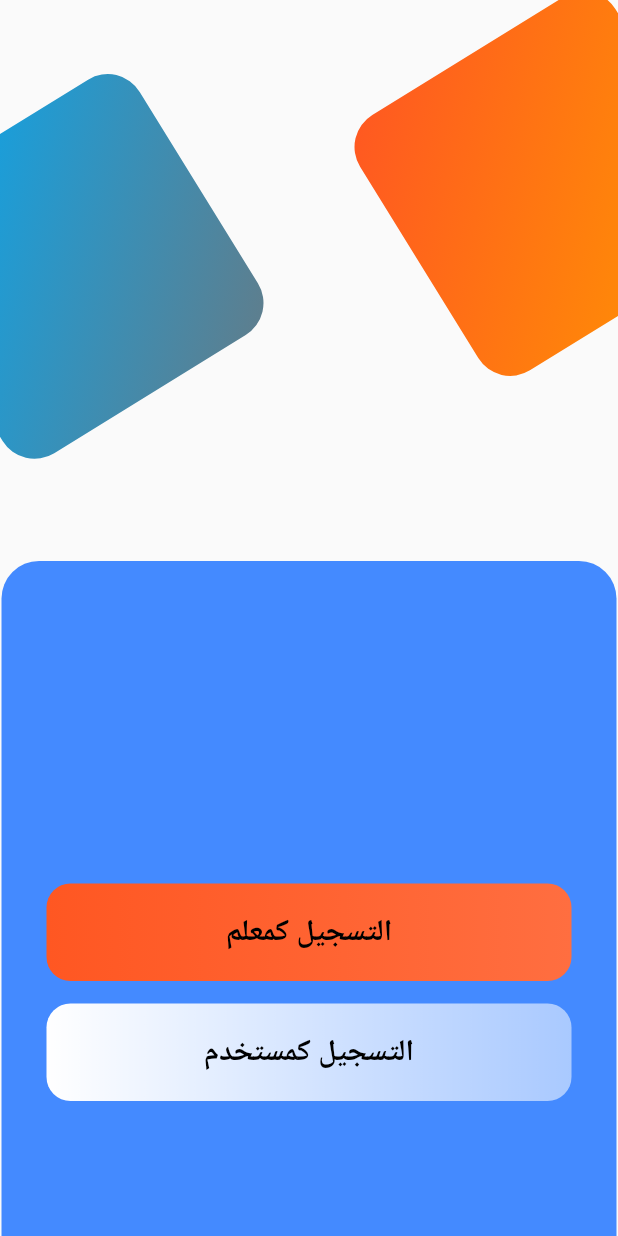
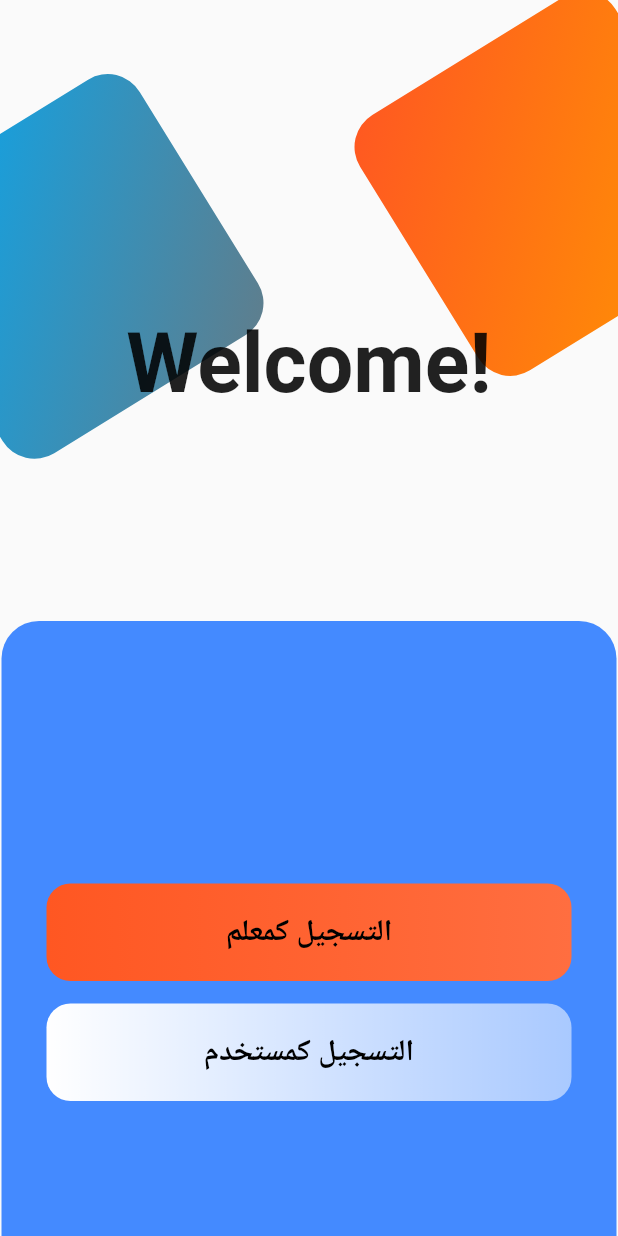
Before and after one commit to Nasim55/Digital_Dive, a Flutter app: the ChoiceRegisterType screen opened by its route, on a phone screen of 412 x 824 dp. Run offline on Flutter 3.47's test engine with Material 2 defaults, Android fonts, the phone set to English and light mode, and no system bars.

```diff
--- a/lib/screen/choice_register_type.dart
+++ b/lib/screen/choice_register_type.dart
@@ -14,7 +14,7 @@ class ChoiceRegisterType extends StatefulWidget {
 
 class _ChoiceRegisterTypeState extends State<ChoiceRegisterType> {
   bool isAnimate = false;
-
+  bool isATeacher = false;
   Future animations() async {
     setState(() => isAnimate = true);
     await Future.delayed(
@@ -32,7 +32,8 @@ class _ChoiceRegisterTypeState extends State<ChoiceRegisterType> {
   @override
   Widget build(BuildContext context) {
     return Scaffold(
-      body: Stack(
+      body: SafeArea(
+        child: Stack(
           alignment: Alignment.center,
           children: [
             AnimatedPositioned(
@@ -91,14 +92,19 @@ class _ChoiceRegisterTypeState extends State<ChoiceRegisterType> {
                 ),
               ),
             ),
+            AnimatedPositioned(
+              duration: const Duration(milliseconds: 700),
+              bottom: isAnimate? 300 : 550,
+              child: Container(
+                  alignment: Alignment.topCenter,
+                  child: const Text('Welcome!', style: TextStyle(fontSize: 55, fontWeight: FontWeight.bold),)
+              ),
+            ),
             Positioned(
-            bottom:isAnimate? -90 :0 ,
-            child: AnimatedScale(
-              duration: const Duration(milliseconds: 700),
-              scale: isAnimate? 0.5: 1,
+              bottom: 0,
               child: Container(
                 width: 410,
-                height: 450,
+                height: 410,
                 decoration: const BoxDecoration(
                   borderRadius: BorderRadius.only(
                     topRight: Radius.circular(25),
@@ -150,8 +156,24 @@ class _ChoiceRegisterTypeState extends State<ChoiceRegisterType> {
                 ),
               ),
             ),
+            AnimatedPositioned(
+              duration: const Duration(milliseconds: 700),
+              width: 200,
+              height: 200,
+              top: isAnimate ? 10 : -200,
+              child: Container(
+                alignment: Alignment.topCenter,
+                decoration: const BoxDecoration(
+                  image: DecorationImage(
+                    scale: 9,
+                    image: AssetImage('images/rocket-158.gif'),
                   ),
+                ),
+              ),
+            ),
+
           ],
+        ),
       ),
     );
   }
```
Also changed, not shown: lib/screen/login_screen.dart (added, +20 -0 lines), lib/screen/signin_screen.dart (added, +10 -0 lines), lib/widgets/preferred_size.dart (added, +44 -0 lines), images/rocket-158.gif (added). Lines whose indentation alone changed are shown as unchanged.
